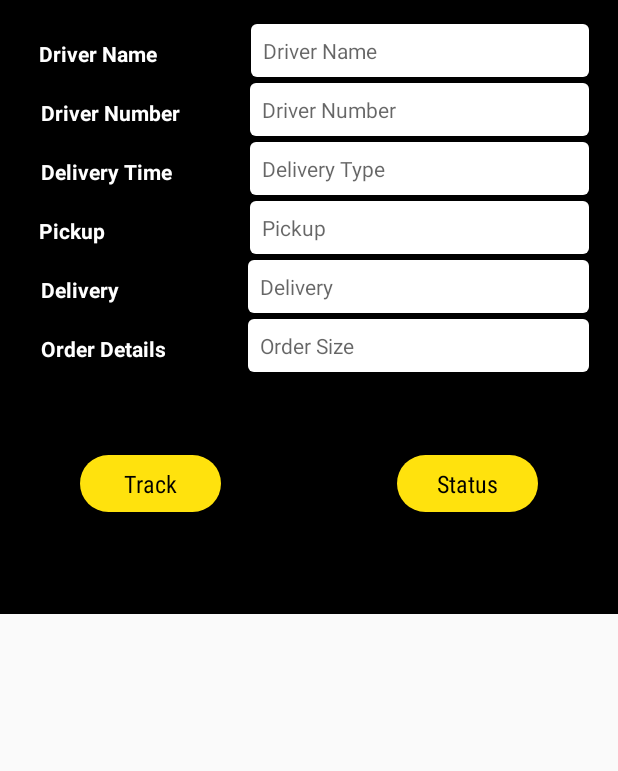
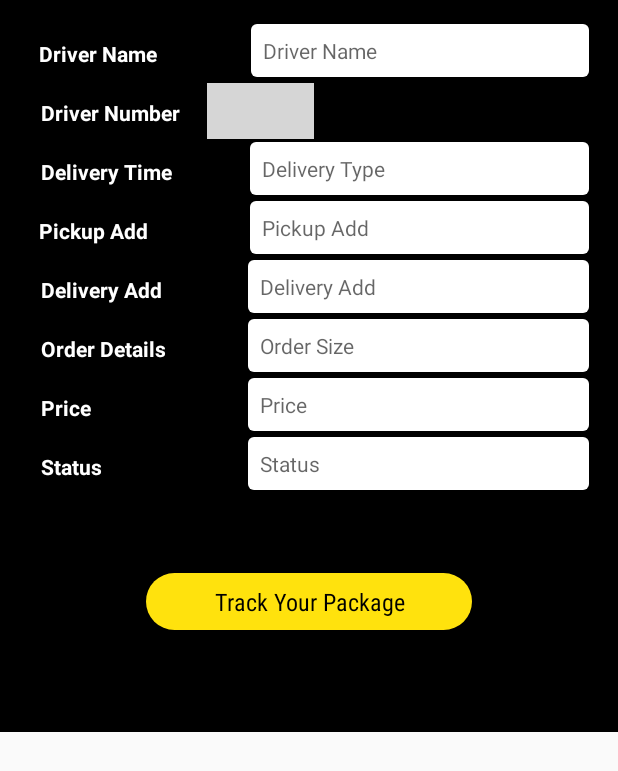
Before and after one commit to Dummyurl/Ewignta, an Android app: the layout fragment_order_details.xml on its own in the app's theme, with its tools: preview values and no code run, on a phone screen of 412 x 824 dp. Shown: the top 771 px of the screen. Run offline under Robolectric (Android 15) with nearby library versions, the phone set to English and light mode, and no system bars; grey boxes are pictures that could not be loaded.

Commit message:
up to date

```diff
--- a/app/src/main/java/ewingta/domesticlogistic/adapter/OrdersAdapter.java
+++ b/app/src/main/java/ewingta/domesticlogistic/adapter/OrdersAdapter.java
@@ -36,7 +36,7 @@ public class OrdersAdapter extends CommonRecyclerAdapter<Order> {
 
     private class OrderViewHolder extends RecyclerView.ViewHolder implements View.OnClickListener {
 
-        private TextView tv_order_id, tv_order_type, tv_customer_name, tv_customer_phone, tv_status;
+        private TextView tv_order_id, tv_order_type, tv_customer_name, tv_customer_phone, tv_status, tv_detail;
 
         private OrderViewHolder(View view) {
             super(view);
@@ -45,7 +45,8 @@ public class OrdersAdapter extends CommonRecyclerAdapter<Order> {
             tv_customer_name = view.findViewById(R.id.tv_customer_name);
             tv_customer_phone = view.findViewById(R.id.tv_customer_phone);
             tv_status = view.findViewById(R.id.tv_status);
-            tv_status.setOnClickListener(this);
+            tv_detail = view.findViewById(R.id.tv_detail);
+            tv_detail.setOnClickListener(this);
         }
 
 
--- a/app/src/main/java/ewingta/domesticlogistic/fragment/OrderDetailsFragment.java
+++ b/app/src/main/java/ewingta/domesticlogistic/fragment/OrderDetailsFragment.java
@@ -45,13 +45,16 @@ public class OrderDetailsFragment extends BottomSheetDialogFragment {
         TextView tv_pick_up = contentView.findViewById(R.id.tv_pick_up);
         TextView tv_delivery = contentView.findViewById(R.id.tv_delivery);
         TextView tv_order_size = contentView.findViewById(R.id.tv_order_size);
+        TextView tv_order_status = contentView.findViewById(R.id.tv_order_status);
+
 
         tv_order_type.setText(order.getTime());
         tv_customer_name.setText(order.getCustomer_name());
         tv_customer_phone.setText(order.getCustomer_phone());
-        tv_pick_up.setText(order.getLocation_name());
-        tv_delivery.setText(order.getBranch_name());
+        tv_pick_up.setText(order.getLocation_id());
+        tv_delivery.setText(order.getCustomer_address());
         tv_order_size.setText(order.getCat_name());
+        tv_order_status.setText(order.getStatus());
 
         dialog.setContentView(contentView);
     }
--- a/app/src/main/res/layout/fragment_order_details.xml
+++ b/app/src/main/res/layout/fragment_order_details.xml
@@ -11,16 +11,16 @@
         android:layout_height="wrap_content">
 
         <TextView
-            android:layout_width="113dp"
+            android:layout_width="114dp"
             android:layout_height="wrap_content"
+            android:layout_alignParentLeft="true"
             android:layout_alignParentStart="true"
             android:layout_alignParentTop="true"
             android:layout_weight="2"
             android:padding="10dp"
             android:text="@string/driver_name"
             android:textColor="@android:color/white"
-            android:textStyle="bold"
-            android:layout_alignParentLeft="true" />
+            android:textStyle="bold" />
 
         <TextView
             android:id="@+id/tv_customer_name"
@@ -47,6 +47,7 @@
         android:layout_height="wrap_content">
 
         <TextView
+            android:id="@+id/driver"
             android:layout_width="wrap_content"
             android:layout_height="wrap_content"
             android:layout_alignParentLeft="true"
@@ -59,7 +60,6 @@
             android:text="@string/driver_number"
             android:textColor="@android:color/white"
             android:textStyle="bold" />
-
 
         <TextView
             android:id="@+id/tv_customer_phone"
@@ -76,9 +76,24 @@
             android:hint="@string/driver_number"
             android:maxLines="1"
             android:padding="@dimen/margin8dp"
-            android:textColor="@android:color/black" />
+            android:textColor="@android:color/black"
+            android:visibility="gone" />
+
+        <ImageButton
+            style="@style/Widget.AppCompat.ImageButton"
+            android:layout_width="71dp"
+            android:layout_height="37dp"
+            android:layout_alignParentLeft="true"
+            android:layout_alignParentStart="true"
+            android:layout_alignParentTop="true"
+            android:layout_marginLeft="122dp"
+            android:layout_marginStart="122dp"
+            android:src="@drawable/ic_call" />
+
 
     </RelativeLayout>
+
+
 
     <RelativeLayout
         android:layout_width="wrap_content"
@@ -123,16 +138,16 @@
         android:layout_height="match_parent">
 
         <TextView
-            android:layout_width="113dp"
+            android:layout_width="114dp"
             android:layout_height="wrap_content"
+            android:layout_alignParentLeft="true"
             android:layout_alignParentStart="true"
             android:layout_alignParentTop="true"
             android:layout_weight="2"
             android:padding="10dp"
             android:text="@string/pick_up"
             android:textColor="@android:color/white"
-            android:textStyle="bold"
-            android:layout_alignParentLeft="true" />
+            android:textStyle="bold" />
 
         <TextView
             android:id="@+id/tv_pick_up"
@@ -230,6 +245,87 @@
 
     </RelativeLayout>
 
+    <RelativeLayout
+        android:layout_width="match_parent"
+        android:layout_height="wrap_content">
+
+        <TextView
+            android:layout_width="113dp"
+            android:layout_height="wrap_content"
+            android:layout_alignParentLeft="true"
+            android:layout_alignParentStart="true"
+            android:layout_alignParentTop="true"
+            android:layout_marginLeft="1dp"
+            android:layout_marginStart="1dp"
+            android:layout_weight="2"
+            android:padding="10dp"
+            android:text="@string/order_price"
+            android:textColor="@android:color/white"
+            android:textStyle="bold" />
+
+
+        <TextView
+            android:id="@+id/tv_order_price"
+            android:layout_width="227dp"
+            android:layout_height="wrap_content"
+            android:layout_alignParentEnd="true"
+            android:layout_alignParentTop="true"
+            android:layout_gravity="right"
+            android:layout_marginEnd="3dp"
+            android:layout_weight="1"
+            android:background="@drawable/ic_rectangle_white"
+            android:gravity="center_vertical|start"
+            android:hint="@string/order_price"
+            android:maxLines="1"
+            android:padding="@dimen/margin8dp"
+            android:textColor="@android:color/black"
+            android:layout_alignParentRight="true"
+            android:layout_marginRight="3dp" />
+
+
+
+    </RelativeLayout>
+    <RelativeLayout
+        android:layout_width="match_parent"
+        android:layout_height="wrap_content">
+
+        <TextView
+            android:layout_width="113dp"
+            android:layout_height="wrap_content"
+            android:layout_alignParentLeft="true"
+            android:layout_alignParentStart="true"
+            android:layout_alignParentTop="true"
+            android:layout_marginLeft="1dp"
+            android:layout_marginStart="1dp"
+            android:layout_weight="2"
+            android:padding="10dp"
+            android:text="@string/orderstatus"
+            android:textColor="@android:color/white"
+            android:textStyle="bold" />
+
+
+        <TextView
+            android:id="@+id/tv_order_status"
+            android:layout_width="227dp"
+            android:layout_height="wrap_content"
+            android:layout_alignParentEnd="true"
+            android:layout_alignParentTop="true"
+            android:layout_gravity="right"
+            android:layout_marginEnd="3dp"
+            android:layout_weight="1"
+            android:background="@drawable/ic_rectangle_white"
+            android:gravity="center_vertical|start"
+            android:hint="@string/orderstatus"
+            android:maxLines="1"
+            android:padding="@dimen/margin8dp"
+            android:textColor="@android:color/black"
+            android:layout_alignParentRight="true"
+            android:layout_marginRight="3dp" />
+
+
+
+    </RelativeLayout>
+
 
     <RelativeLayout
         android:layout_width="match_parent"
@@ -238,12 +334,10 @@
 
         <TextView
             android:id="@+id/tv_completed"
-            android:layout_width="94dp"
+            android:layout_width="217dp"
             android:layout_height="wrap_content"
-            android:layout_alignParentStart="true"
-            android:layout_centerVertical="true"
+            android:layout_centerInParent="true"
             android:layout_gravity="center_horizontal"
-            android:layout_marginStart="37dp"
             android:background="@drawable/ic_rectangle"
             android:ellipsize="end"
             android:fontFamily="sans-serif-condensed"
@@ -257,26 +351,6 @@
             android:textColor="@android:color/black"
             android:textSize="16sp" />
 
-        <TextView
-            android:id="@+id/tv_status"
-            android:layout_width="94dp"
-            android:layout_height="wrap_content"
-            android:layout_alignParentEnd="true"
-            android:layout_centerVertical="true"
-            android:layout_gravity="center_horizontal"
-            android:layout_marginEnd="37dp"
-            android:background="@drawable/ic_rectangle"
-            android:ellipsize="end"
-            android:fontFamily="sans-serif-condensed"
-            android:gravity="center"
-            android:maxLines="1"
-            android:paddingBottom="@dimen/margin8dp"
-            android:paddingLeft="@dimen/margin16dp"
-            android:paddingRight="@dimen/margin16dp"
-            android:paddingTop="@dimen/margin8dp"
-            android:text="@string/status"
-            android:textColor="@android:color/black"
-            android:textSize="16sp" />
     </RelativeLayout>
 
 </LinearLayout>
--- a/app/src/main/res/layout/item_order.xml
+++ b/app/src/main/res/layout/item_order.xml
@@ -83,20 +83,20 @@
             android:drawableStart="@drawable/ic_phone"
             android:ellipsize="end"
             android:fontFamily="sans-serif-condensed"
+            android:hint="Not Assigned"
             android:maxLines="1"
             android:paddingBottom="@dimen/margin4dp"
             android:paddingTop="@dimen/margin4dp"
             android:textColor="@color/grey"
             android:textSize="16sp"
-            android:hint="Not Assigned"
             tools:text="9035896170" />
 
         <TextView
             android:id="@+id/tv_status"
             android:layout_width="wrap_content"
             android:layout_height="wrap_content"
-            android:layout_alignParentEnd="true"
-            android:layout_alignParentRight="true"
+            android:layout_alignParentTop="true"
+            android:layout_centerHorizontal="true"
             android:background="@drawable/ic_rectangle"
             android:ellipsize="end"
             android:fontFamily="sans-serif-condensed"
@@ -108,6 +108,25 @@
             android:text="@string/start"
             android:textColor="@android:color/black"
             android:textSize="16sp" />
+
+        <TextView
+            android:id="@+id/tv_detail"
+            android:layout_width="wrap_content"
+            android:layout_height="wrap_content"
+            android:layout_alignParentEnd="true"
+            android:layout_alignParentTop="true"
+            android:background="@drawable/ic_rectangle"
+            android:ellipsize="end"
+            android:fontFamily="sans-serif-condensed"
+            android:maxLines="1"
+            android:paddingBottom="@dimen/margin4dp"
+            android:paddingLeft="@dimen/margin16dp"
+            android:paddingRight="@dimen/margin16dp"
+            android:paddingTop="@dimen/margin4dp"
+            android:text="@string/view_details"
+            android:textColor="@android:color/black"
+            android:textSize="16sp"
+            android:layout_alignParentRight="true" />
     </RelativeLayout>
 
     <View
--- a/app/src/main/res/values/strings.xml
+++ b/app/src/main/res/values/strings.xml
@@ -101,8 +101,8 @@
     <string name="order_type">Order Type</string>
     <string name="customer_name">Customer Name</string>
     <string name="customer_number">Customer Number</string>
-    <string name="pick_up">Pickup</string>
-    <string name="delivery">Delivery</string>
+    <string name="pick_up">Pickup Add</string>
+    <string name="delivery">Delivery Add</string>
     <string name="order_size">Order Size</string>
     <string name="completed">Completed</string>
     <string name="direction_not_found">Direction not found!</string>
@@ -130,8 +130,11 @@
     <string name="driver_number">Driver Number</string>
     <string name="delivery_time">Delivery Time</string>
     <string name="status">Status</string>
-    <string name="track">Track</string>
+    <string name="track">Track Your Package</string>
     <string name="address_deleted_successfully">Address deleted successfully</string>
     <string name="delete_address">Delete Address?</string>
+    <string name="order_price">Price</string>
+    <string name="orderstatus">Status</string>
+    <string name="view_details">View Details</string>
 
 </resources>
```
